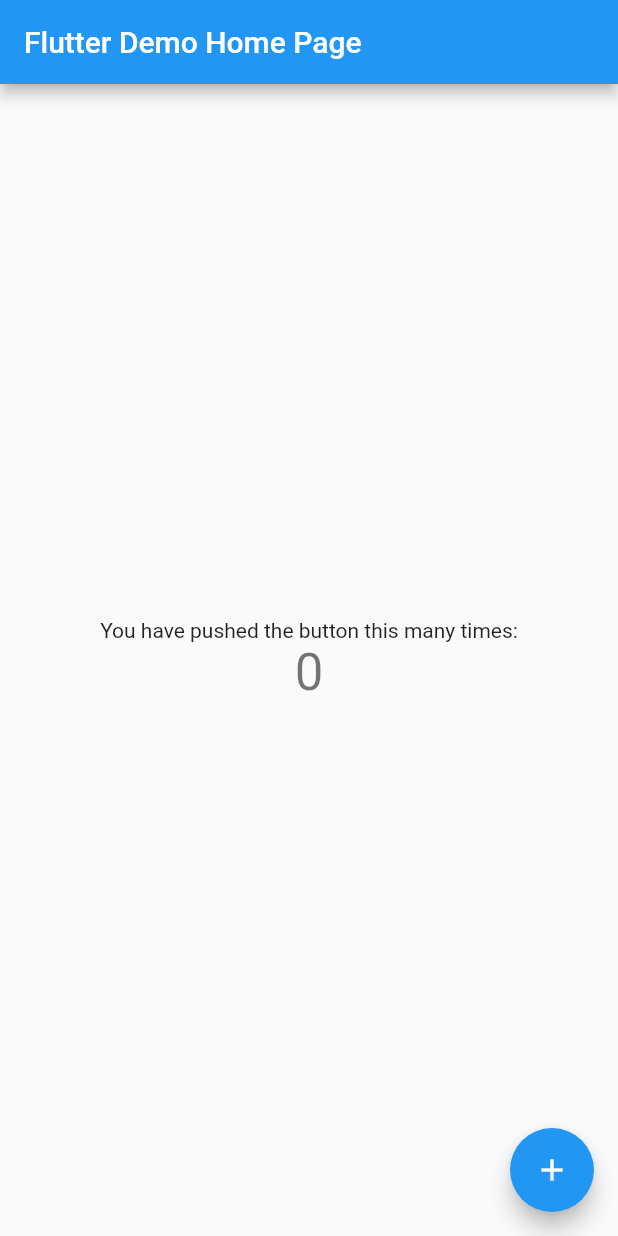
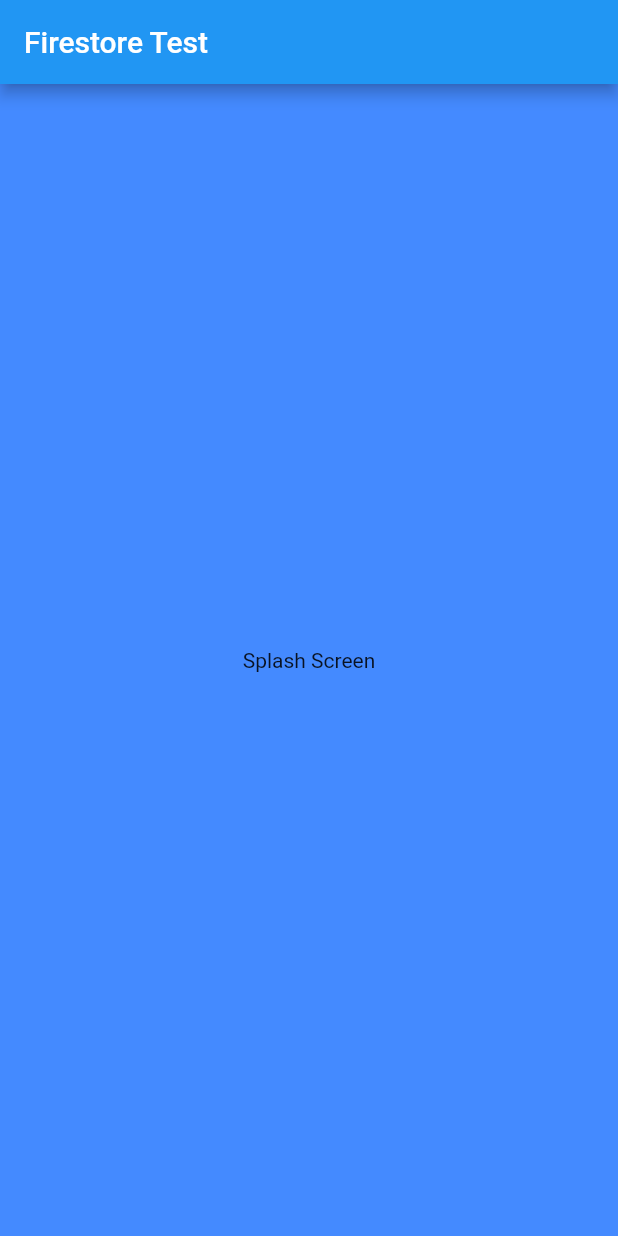
Before and after one commit to aroradhruv2308/Binge_Read, a Flutter app: the screen it shows after launch, on a phone screen of 412 x 824 dp. Run offline on Flutter 3.47's test engine with Material 2 defaults, Android fonts, the phone set to English and light mode, and no system bars; our stand-ins replace bloc, equatable, firebase_core, flutter_bloc; accounts and stored records are empty.

Commit message:
Added firebase, configured bloc to the starting screen

```diff
--- /dev/null
+++ b/lib/bloc/home_screen_bloc/home_screen_bloc.dart
@@ -0,0 +1,15 @@
+import 'package:bloc/bloc.dart';
+import 'package:equatable/equatable.dart';
+import 'package:meta/meta.dart';
+
+part 'home_screen_event.dart';
+part 'home_screen_state.dart';
+
+class HomeScreenBloc extends Bloc<HomeScreenEvent, HomeScreenState> {
+  HomeScreenBloc() : super(HomeScreenInitial()) {
+    on<RemoveSplashScreenEvent>((event, emit) {
+      final state = RemoveSplashScreenState();
+      emit(state);
+    });
+  }
+}
--- /dev/null
+++ b/lib/bloc/home_screen_bloc/home_screen_event.dart
@@ -0,0 +1,6 @@
+part of 'home_screen_bloc.dart';
+
+@immutable
+abstract class HomeScreenEvent {}
+
+class RemoveSplashScreenEvent extends HomeScreenEvent {}
--- /dev/null
+++ b/lib/bloc/home_screen_bloc/home_screen_state.dart
@@ -0,0 +1,14 @@
+part of 'home_screen_bloc.dart';
+
+@immutable
+abstract class HomeScreenState extends Equatable {}
+
+class HomeScreenInitial extends HomeScreenState {
+  @override
+  List<Object?> get props => [];
+}
+
+class RemoveSplashScreenState extends HomeScreenState {
+  @override
+  List<Object?> get props => [];
+}
--- a/lib/main.dart
+++ b/lib/main.dart
@@ -1,3 +1,4 @@
+import 'package:binge_read/screens/home_page.dart';
 import 'package:flutter/material.dart';
 
 void main() {
@@ -24,92 +25,7 @@
         // is not restarted.
         primarySwatch: Colors.blue,
       ),
-      home: const MyHomePage(title: 'Flutter Demo Home Page'),
+      home: HomePage(),
     );
   }
 }
-
-class MyHomePage extends StatefulWidget {
-  const MyHomePage({super.key, required this.title});
-
-  // This widget is the home page of your application. It is stateful, meaning
-  // that it has a State object (defined below) that contains fields that affect
-  // how it looks.
-
-  // This class is the configuration for the state. It holds the values (in this
-  // case the title) provided by the parent (in this case the App widget) and
-  // used by the build method of the State. Fields in a Widget subclass are
-  // always marked "final".
-
-  final String title;
-
-  @override
-  State<MyHomePage> createState() => _MyHomePageState();
-}
-
-class _MyHomePageState extends State<MyHomePage> {
-  int _counter = 0;
-
-  void _incrementCounter() {
-    setState(() {
-      // This call to setState tells the Flutter framework that something has
-      // changed in this State, which causes it to rerun the build method below
-      // so that the display can reflect the updated values. If we changed
-      // _counter without calling setState(), then the build method would not be
-      // called again, and so nothing would appear to happen.
-      _counter++;
-    });
-  }
-
-  @override
-  Widget build(BuildContext context) {
-    // This method is rerun every time setState is called, for instance as done
-    // by the _incrementCounter method above.
-    //
-    // The Flutter framework has been optimized to make rerunning build methods
-    // fast, so that you can just rebuild anything that needs updating rather
-    // than having to individually change instances of widgets.
-    return Scaffold(
-      appBar: AppBar(
-        // Here we take the value from the MyHomePage object that was created by
-        // the App.build method, and use it to set our appbar title.
-        title: Text(widget.title),
-      ),
-      body: Center(
-        // Center is a layout widget. It takes a single child and positions it
-        // in the middle of the parent.
-        child: Column(
-          // Column is also a layout widget. It takes a list of children and
-          // arranges them vertically. By default, it sizes itself to fit its
-          // children horizontally, and tries to be as tall as its parent.
-          //
-          // Invoke "debug painting" (press "p" in the console, choose the
-          // "Toggle Debug Paint" action from the Flutter Inspector in Android
-          // Studio, or the "Toggle Debug Paint" command in Visual Studio Code)
-          // to see the wireframe for each widget.
-          //
-          // Column has various properties to control how it sizes itself and
-          // how it positions its children. Here we use mainAxisAlignment to
-          // center the children vertically; the main axis here is the vertical
-          // axis because Columns are vertical (the cross axis would be
-          // horizontal).
-          mainAxisAlignment: MainAxisAlignment.center,
-          children: <Widget>[
-            const Text(
-              'You have pushed the button this many times:',
-            ),
-            Text(
-              '$_counter',
-              style: Theme.of(context).textTheme.headline4,
-            ),
-          ],
-        ),
-      ),
-      floatingActionButton: FloatingActionButton(
-        onPressed: _incrementCounter,
-        tooltip: 'Increment',
-        child: const Icon(Icons.add),
-      ), // This trailing comma makes auto-formatting nicer for build methods.
-    );
-  }
-}
--- /dev/null
+++ b/lib/screens/home_page.dart
@@ -0,0 +1,45 @@
+import 'package:binge_read/bloc/home_screen_bloc/home_screen_bloc.dart';
+import 'package:flutter/material.dart';
+import 'package:flutter/src/widgets/framework.dart';
+import 'package:flutter/src/widgets/placeholder.dart';
+import 'package:flutter_bloc/flutter_bloc.dart';
+
+class HomePage extends StatefulWidget {
+  const HomePage({super.key});
+
+  @override
+  State<HomePage> createState() => _HomePageState();
+}
+
+class _HomePageState extends State<HomePage> {
+  late HomeScreenBloc homeScreenBloc;
+  @override
+  void didChangeDependencies() {
+    super.didChangeDependencies();
+    homeScreenBloc = HomeScreenBloc();
+  }
+
+  @override
+  Widget build(BuildContext context) {
+    return Scaffold(
+      appBar: AppBar(
+        title: Text('Firestore Test'),
+      ),
+      body: BlocBuilder<HomeScreenBloc, HomeScreenState>(
+        bloc: homeScreenBloc,
+        builder: (context, state) {
+          if (state is HomeScreenInitial) {
+            return Container(
+              color: Colors.blueAccent,
+              child: Center(child: Text("Splash Screen")),
+            );
+          }
+          return Container(
+            color: Colors.redAccent,
+            child: Center(child: Text("Home Screen")),
+          );
+        },
+      ),
+    );
+  }
+}
--- a/pubspec.yaml
+++ b/pubspec.yaml
@@ -35,6 +35,9 @@
   # The following adds the Cupertino Icons font to your application.
   # Use with the CupertinoIcons class for iOS style icons.
   cupertino_icons: ^1.0.2
+  cloud_firestore: ^4.6.0
+  flutter_bloc: ^8.1.2
+  equatable: ^2.0.5
 
 dev_dependencies:
   flutter_test:
```
Also changed, not shown: lib/firebase_options.dart (added), 5 other files.
